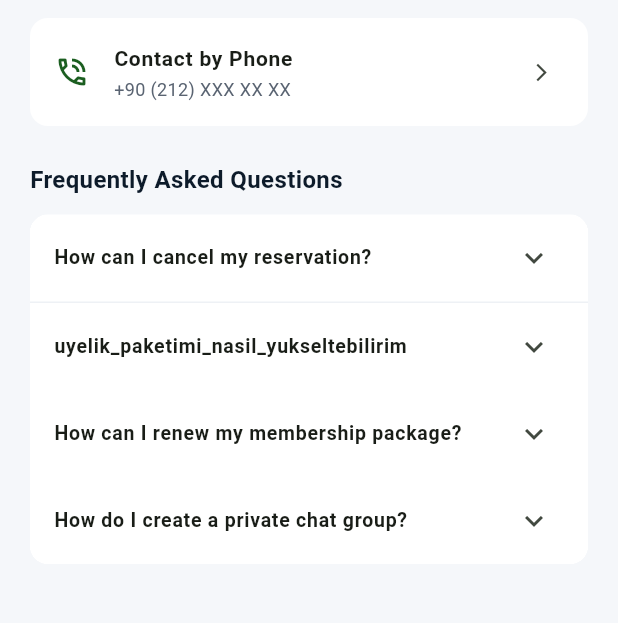
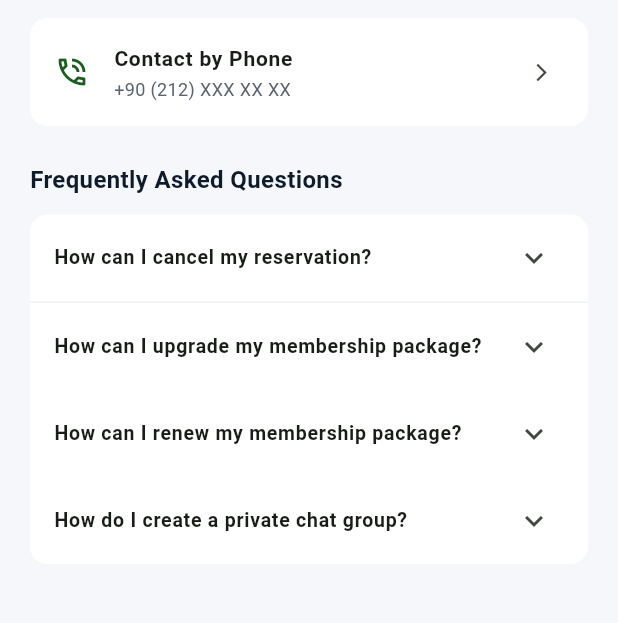
Before and after one commit to ulaspirim/Tenis_Kulubu_Mobil_Uygulamasi, a Flutter app: the SupportScreen screen opened by its route, on a phone screen of 412 x 824 dp, the part 222-845 px from its top. Run offline on Flutter 3.47's test engine with Material 3 defaults, Android fonts, the phone set to English and light mode, and no system bars; our stand-ins replace cloud_firestore, easy_localization, equatable, firebase_auth, firebase_core, flutter_riverpod and 2 more; accounts and stored records are empty; generated files the repository leaves out were written again; Roboto replaces fonts that are missing (Poppins).

Commit message:
Dil seçeneğindeki güncellemeler yapıldı.

```diff
--- a/lib/features/profile/screens/support_screen.dart
+++ b/lib/features/profile/screens/support_screen.dart
@@ -66,7 +66,7 @@ class SupportScreen extends StatelessWidget {
                 ),
                 const Divider(height: 1, color: AppColors.surfaceVariant),
                 _buildFaqTile(
-                  'uyelik_paketimi_nasil_yukseltebilirim'.tr(),
+                  'uyelik.uyelik_paketimi_nasil_yukseltebilirim'.tr(),
                   'uyelik.paket_yukseltme'.tr(),
                 ),
                 _buildFaqTile(
```
